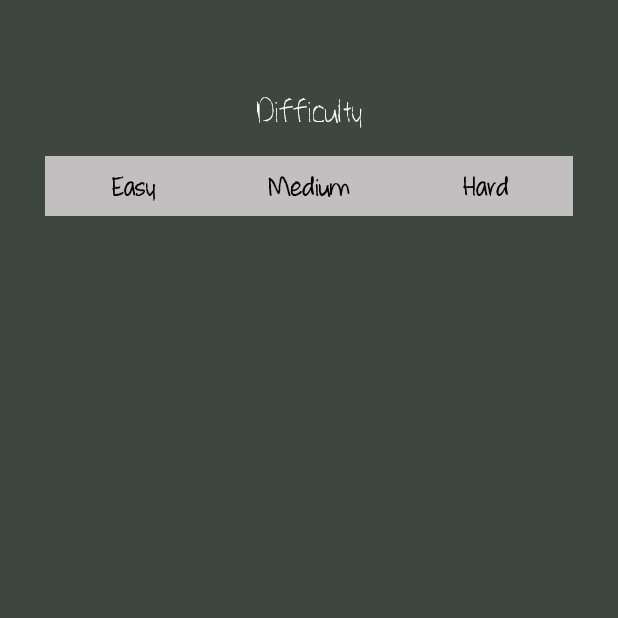
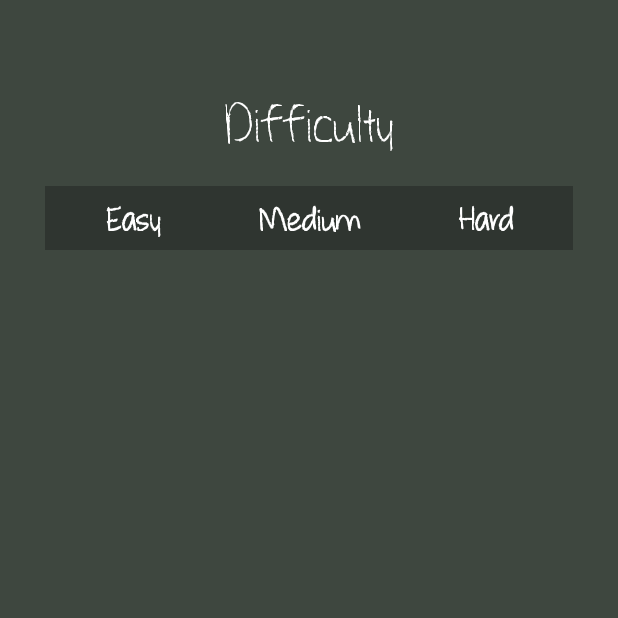
Before and after one commit to UlisesR2002/Final_Exams, an Android app: the OptionActivity screen opened directly, with no data from a screen before it, on a phone screen of 412 x 824 dp, the top half of it. Run offline under Robolectric (Android 15) with nearby library versions, the phone set to English and light mode, and no system bars.

Commit message:
Diseño funcional del tab para dificultad de Option Activity (15/12) Ulises Muñoz

```diff
--- a/app/src/main/java/cl/baubau/finalexams/OptionActivity.kt
+++ b/app/src/main/java/cl/baubau/finalexams/OptionActivity.kt
@@ -2,10 +2,38 @@ package cl.baubau.finalexams
 
 import androidx.appcompat.app.AppCompatActivity
 import android.os.Bundle
+import android.widget.Button
 
 class OptionActivity : AppCompatActivity() {
+    private lateinit var easyDifficultyButton: Button
+    private lateinit var mediumDifficultyButton: Button
+    private lateinit var hardDifficultyButton: Button
     override fun onCreate(savedInstanceState: Bundle?) {
         super.onCreate(savedInstanceState)
         setContentView(R.layout.activity_option)
+
+        easyDifficultyButton = findViewById(R.id.optionEasyButton)
+        mediumDifficultyButton = findViewById(R.id.optionMediumButton)
+        hardDifficultyButton = findViewById(R.id.optionHardButton)
+
+        easyDifficultyButton.setOnClickListener{
+            selectDifficulty(easyDifficultyButton)
+        }
+        mediumDifficultyButton.setOnClickListener{
+            selectDifficulty(mediumDifficultyButton)
+        }
+        hardDifficultyButton.setOnClickListener{
+            selectDifficulty(hardDifficultyButton)
+        }
+    }
+
+    private fun selectDifficulty(selectedButton: Button) {
+        // Restablecer el color predeterminado para todos los botones
+        easyDifficultyButton.backgroundTintList = getColorStateList(R.color.colorTabButtonBackground)
+        mediumDifficultyButton.backgroundTintList = getColorStateList(R.color.colorTabButtonBackground)
+        hardDifficultyButton.backgroundTintList = getColorStateList(R.color.colorTabButtonBackground)
+
+        // Establecer el color del botón seleccionado
+        selectedButton.backgroundTintList = getColorStateList(R.color.colorTabButtonBackgroundSelected)
     }
 }
--- a/app/src/main/res/layout/activity_main.xml
+++ b/app/src/main/res/layout/activity_main.xml
@@ -21,7 +21,7 @@
         app:layout_constraintTop_toTopOf="parent" />
 
     <Button
-        android:id="@+id/button"
+        android:id="@+id/mainPlayButton"
         style="@style/FinalExamsButton"
         android:layout_width="200dp"
         android:layout_height="wrap_content"
@@ -32,13 +32,13 @@
         app:layout_constraintTop_toBottomOf="@+id/GameTitle" />
 
     <Button
-        android:id="@+id/button2"
+        android:id="@+id/mainOptionButton"
         style="@style/FinalExamsButton"
         android:layout_width="200dp"
         android:layout_height="wrap_content"
         android:text="@string/main_option_button"
         app:layout_constraintEnd_toEndOf="parent"
         app:layout_constraintStart_toStartOf="parent"
-        app:layout_constraintTop_toBottomOf="@+id/button" />
+        app:layout_constraintTop_toBottomOf="@+id/mainPlayButton" />
 
 </androidx.constraintlayout.widget.ConstraintLayout>
--- a/app/src/main/res/layout/activity_option.xml
+++ b/app/src/main/res/layout/activity_option.xml
@@ -12,7 +12,7 @@
 
     <TextView
         android:id="@+id/DificultyTextView"
-        style="@style/FinalExamsBodyQuestionsTexts"
+        style="@style/FinalExamsNumberQuestionsTexts"
         android:layout_width="wrap_content"
         android:layout_height="wrap_content"
         android:layout_marginStart="170dp"
@@ -27,9 +27,9 @@
         android:layout_width="match_parent"
         android:layout_height="match_parent"
         android:layout_marginStart="30dp"
-        android:layout_marginTop="100dp"
+        android:layout_marginTop="120dp"
         android:layout_marginEnd="30dp"
-        android:layout_marginBottom="580dp"
+        android:layout_marginBottom="560dp"
         android:orientation="horizontal"
         app:layout_constraintBottom_toBottomOf="parent"
         app:layout_constraintEnd_toEndOf="parent"
@@ -39,7 +39,7 @@
 
 
         <Button
-            android:id="@+id/EasyButton"
+            android:id="@+id/optionEasyButton"
             style="@style/FinalExamsTabButton"
             android:layout_width="0dp"
             android:layout_height="wrap_content"
@@ -49,7 +49,7 @@
             tools:ignore="VisualLintButtonSize" />
 
         <Button
-            android:id="@+id/NormalButton"
+            android:id="@+id/optionMediumButton"
             style="@style/FinalExamsTabButton"
             android:layout_width="0dp"
             android:layout_height="wrap_content"
@@ -59,7 +59,7 @@
             tools:ignore="VisualLintButtonSize" />
 
         <Button
-            android:id="@+id/HardButton"
+            android:id="@+id/optionHardButton"
             style="@style/FinalExamsTabButton"
             android:layout_width="0dp"
             android:layout_height="wrap_content"
--- a/app/src/main/res/values/colors.xml
+++ b/app/src/main/res/values/colors.xml
@@ -14,7 +14,9 @@
 
     <!-- Color de los botones de la app -->
     <color name="colorButton">#C1BFBF</color>
-    <color name="colorButtonPressed">#FF0000</color>
+    <color name="colorButtonPressed">#FFFFFF</color>
+    <color name="colorTabButtonBackground">#2F3530</color>
+    <color name="colorTabButtonBackgroundSelected">#4E5E50</color>
 
     <color name="tab_button_pressed_color">#FF0000</color>
 </resources>
--- a/app/src/main/res/values/themes.xml
+++ b/app/src/main/res/values/themes.xml
@@ -17,14 +17,14 @@
 
     <style name="FinalExamsNumberQuestionsTexts">
         <item name="android:textColor">@color/colorTextTile</item>
-        <item name="android:textSize">30sp</item>
+        <item name="android:textSize">40sp</item>
         <item name="android:gravity">center</item>
         <item name="android:fontFamily">@font/whatever_it_takes</item>
     </style>
 
     <style name="FinalExamsBodyQuestionsTexts">
         <item name="android:textColor">@color/colorTextTile</item>
-        <item name="android:textSize">25sp</item>
+        <item name="android:textSize">30sp</item>
         <item name="android:gravity">center</item>
         <item name="android:fontFamily">@font/whatever_it_takes</item>
     </style>
@@ -37,13 +37,13 @@
     </style>
 
     <style name="FinalExamsTabButton">
-        <item name="android:textColor">@color/black</item>
-        <item name="android:backgroundTint">@color/colorButton</item>
+        <item name="android:textColor">@color/white</item>
+        <item name="android:backgroundTint">@color/colorTabButtonBackground</item>
         <item name="android:layout_width">0dp</item>
         <item name="android:layout_height">40dp</item>
         <item name="android:layout_weight">0.5</item>
         <item name="android:bottomLeftRadius">0dp</item>
-        <item name="android:textSize">20sp</item>
+        <item name="android:textSize">25sp</item>
         <item name="android:textStyle">bold</item>
         <item name="android:fontFamily">@font/whatever_it_takes</item>
     </style>
```
Also changed, not shown: app/src/main/java/cl/baubau/finalexams/MainActivity.kt (+16 -1 lines), app/src/main/res/layout/gamecard_view.xml (+6 -6 lines), 1 other file.
